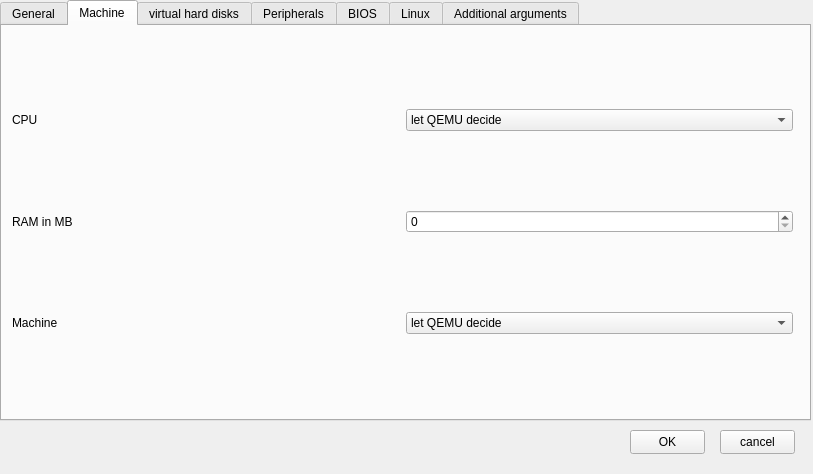
The window that ui/EditVM2.ui (wjqsec/EmuGUI) describes before a commit, drawn with Qt 5.
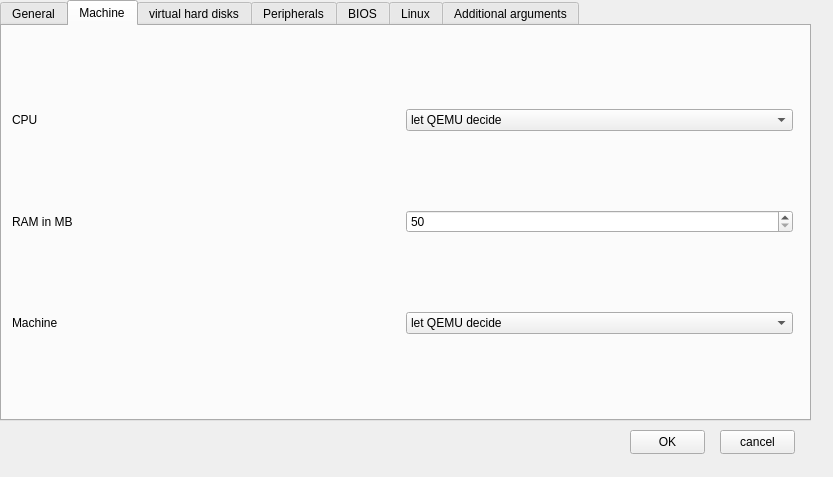
The same window after the commit. The open tabs and pages were chosen to show the change.

What changed in the file:
```diff
--- a/ui/EditVM2.ui
+++ b/ui/EditVM2.ui
@@ -6,8 +6,8 @@
    <rect>
     <x>0</x>
     <y>0</y>
-    <width>813</width>
-    <height>474</height>
+    <width>833</width>
+    <height>477</height>
    </rect>
   </property>
   <property name="sizePolicy">
@@ -22,12 +22,6 @@
     <height>474</height>
    </size>
   </property>
-  <property name="maximumSize">
-   <size>
-    <width>813</width>
-    <height>474</height>
-   </size>
-  </property>
   <property name="windowTitle">
    <string>EmuGUI - 编辑VM</string>
   </property>
@@ -218,6 +212,9 @@
         </item>
         <item row="1" column="1">
          <widget class="QSpinBox" name="sb_ram">
+          <property name="minimum">
+           <number>50</number>
+          </property>
           <property name="maximum">
            <number>32768</number>
           </property>
```
Left out of the diff: 1 changed line with no effect on the pictures.
